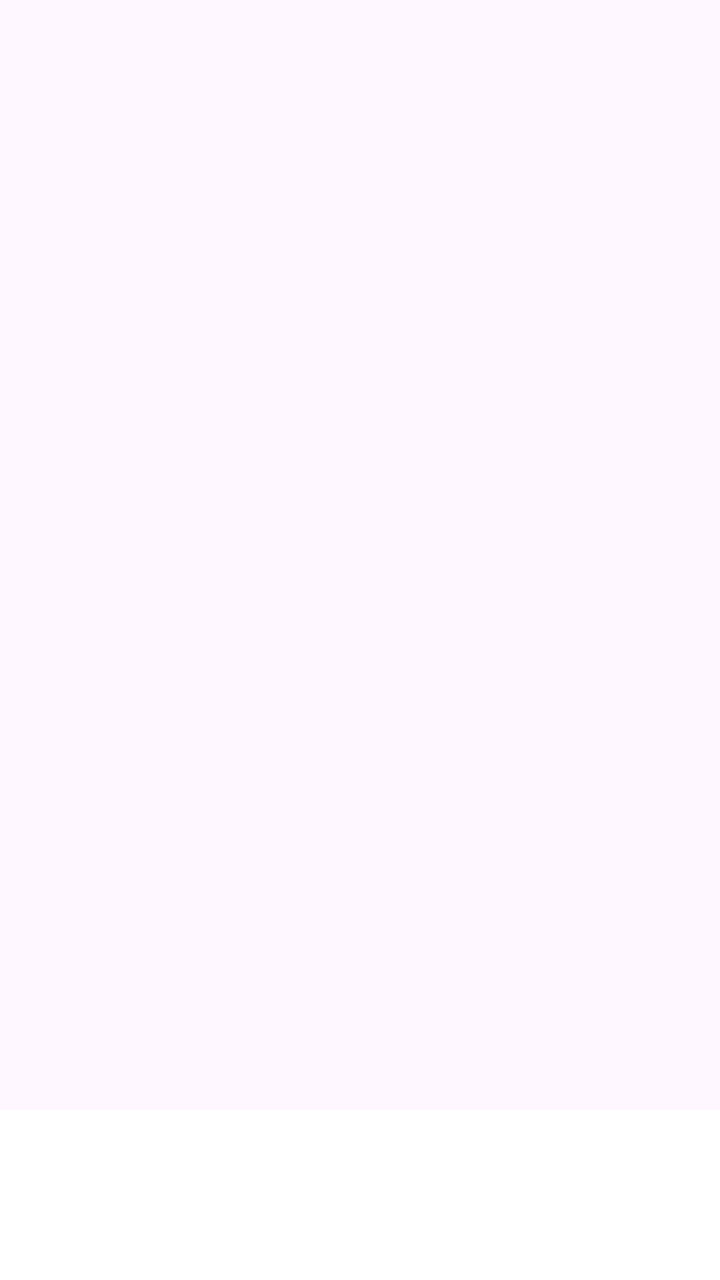
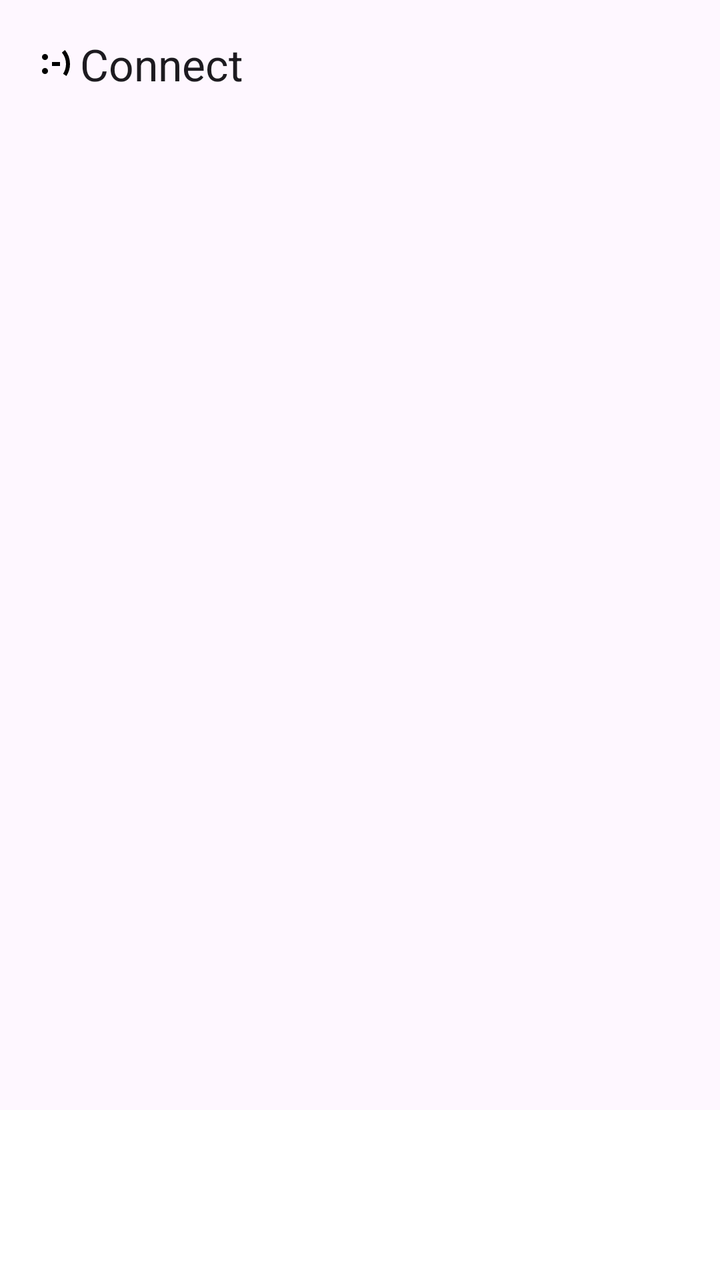

Screens rendered from an Android XML layout before and after an edit, with the pre-edit source and the edit as a unified diff.
<!-- AndroidManifest.xml: application theme Theme.Fragment -->
<!-- res/layout/activity_main.xml -->
<?xml version="1.0" encoding="utf-8"?>
<LinearLayout xmlns:android="http://schemas.android.com/apk/res/android"
    xmlns:app="http://schemas.android.com/apk/res-auto"
    android:id="@+id/main"
    android:layout_width="match_parent"
    android:layout_height="match_parent"
    android:orientation="vertical">

    <androidx.viewpager2.widget.ViewPager2
        android:id="@+id/viewPager"
        android:layout_width="match_parent"
        android:layout_height="0dp"
        android:layout_weight="1" />


    <com.google.android.material.tabs.TabLayout
        android:id="@+id/tabLayout"
        android:layout_width="match_parent"
        android:layout_height="85dp"
        app:tabGravity="fill"
        app:tabMode="fixed"
        android:background="@color/design_default_color_background"
        app:tabTextColor="@color/material_dynamic_primary10"/>



</LinearLayout>
<!-- resources referenced by this layout -->
<resources>
  <style name="Theme.Fragment" parent="Base.Theme.Fragment" />
  <style name="Base.Theme.Fragment" parent="Theme.Material3.DayNight.NoActionBar">
          
          
      </style>
</resources>

<!-- the commit's change to res/layout/activity_main.xml (unified diff, before → after) -->
@@ -5,6 +5,15 @@
     android:layout_width="match_parent"
     android:layout_height="match_parent"
     android:orientation="vertical">
+
+    <com.google.android.material.appbar.MaterialToolbar
+        android:id="@+id/toolbar"
+        android:layout_width="match_parent"
+        android:layout_height="?attr/actionBarSize"
+        android:background="?attr/colorSurface"
+        app:logo="@drawable/ic_connect"
+        app:title="Connect"
+        app:titleTextColor="?attr/colorOnSurface" />
 
     <androidx.viewpager2.widget.ViewPager2
         android:id="@+id/viewPager"
@@ -24,4 +33,5 @@
 
 
 
+
 </LinearLayout>
<!-- resource entries referenced after the edit -->
@@ -1,5 +1,11 @@
 <!-- resources referenced by this layout -->
 <resources>
+  <!-- drawable ic_connect (drawable) -->
+  <vector xmlns:android="http://schemas.android.com/apk/res/android" android:height="24dp" android:tint="#000000" android:viewportHeight="960" android:viewportWidth="960" android:width="24dp">
+        
+      <path android:fillColor="@android:color/white" android:pathData="M260,680Q234,680 217,663Q200,646 200,620Q200,595 217,577.5Q234,560 260,560Q285,560 302.5,577.5Q320,595 320,620Q320,646 302.5,663Q285,680 260,680ZM260,400Q234,400 217,383Q200,366 200,340Q200,315 217,297.5Q234,280 260,280Q285,280 302.5,297.5Q320,315 320,340Q320,366 302.5,383Q285,400 260,400ZM400,520L400,440L560,440L560,520L400,520ZM688,720L622,676Q650,633 665,583.5Q680,534 680,480Q680,414 658.5,356Q637,298 598,251L659,200Q707,257 733.5,328.5Q760,400 760,480Q760,547 741,607.5Q722,668 688,720Z"/>
+      
+  </vector>
   <style name="Theme.Fragment" parent="Base.Theme.Fragment" />
   <style name="Base.Theme.Fragment" parent="Theme.Material3.DayNight.NoActionBar">
           
